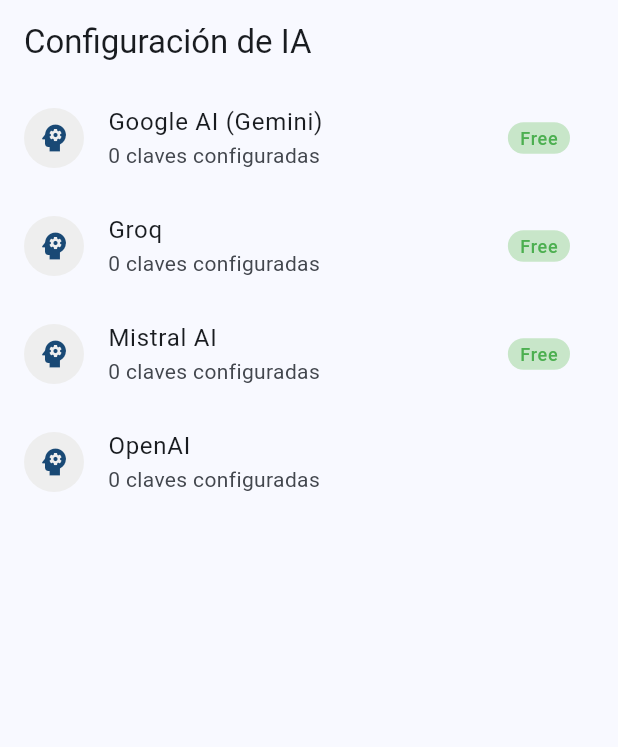
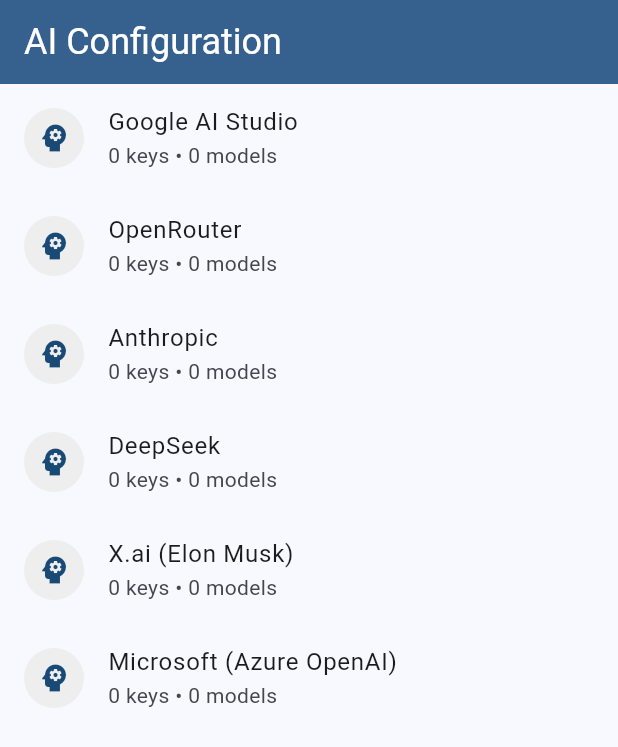
Before and after one commit to Rolandoepdw/flutter_ai_subscriptions, a Flutter app: the screen it shows after launch, on a phone screen of 412 x 824 dp. Shown: the top 747 px of the screen. Run offline on Flutter 3.47's test engine with Material 3 defaults, Android fonts, the phone set to English and light mode, and no system bars; our stand-ins replace equatable, flutter_bloc, flutter_secure_storage, get_it.

Commit message:
feat: Implement dynamic model discovery and provider definitions
- Replace hardcoded mock providers with a dynamic `DiscoveryService` for fetching models from Google, OpenRouter, Anthropic, and OpenAI-compatible APIs.
- Add persistence for discovered models and context token metadata using `SecureStorageService`.
- Update `AIConfigCubit` to handle model discovery states, background refreshing, and user feedback messages.
- Enhance UI with progress indicators for discovery, model refresh actions, and improved metadata display.
- Register `DiscoveryService` in the service locator and add `http` dependency for network requests.

```diff
--- a/lib/core/injection/service_locator.dart
+++ b/lib/core/injection/service_locator.dart
@@ -1,6 +1,7 @@
 import 'package:get_it/get_it.dart';
 import '../../features/ai_config/cubit/ai_config_cubit.dart';
 import '../../features/ai_config/services/ai_config_manager.dart';
+import '../../features/ai_config/services/discovery_service.dart';
 import '../../features/ai_config/services/secure_storage_service.dart';
 
 final GetIt sl = GetIt.instance;
@@ -8,9 +9,10 @@ final GetIt sl = GetIt.instance;
 Future<void> setupServiceLocator() async {
   // Services
   sl.registerLazySingleton(() => SecureStorageService());
+  sl.registerLazySingleton(() => DiscoveryService());
 
   // Managers
-  sl.registerLazySingleton(() => AIConfigManager(sl()));
+  sl.registerLazySingleton(() => AIConfigManager(sl(), sl()));
 
   // Cubits
   sl.registerFactory(() => AIConfigCubit(sl()));
--- a/lib/features/ai_config/cubit/ai_config_state.dart
+++ b/lib/features/ai_config/cubit/ai_config_state.dart
@@ -1,41 +1,50 @@
 import 'package:equatable/equatable.dart';
-import '../models/ai_provider.dart';
+import '../data/provider_definitions.dart';
+import '../models/ai_model.dart';
 import '../models/api_key_pool.dart';
 
-enum AIConfigStatus { initial, loading, ready, error }
+enum AIConfigStatus { initial, loading, discoveryInProgress, ready, error }
 
 class AIConfigState extends Equatable {
-  final List<AIProvider> providers;
+  final List<ProviderDefinition> providers;
   final String? selectedProviderId;
   final Map<String, String> selectedModelIds;
+  final Map<String, List<AIModel>> providerModels;
   final Map<String, APIKeyPool> keyPools;
   final AIConfigStatus status;
   final String? errorMessage;
+  final String? successMessage;
 
   const AIConfigState({
     this.providers = const [],
     this.selectedProviderId,
     this.selectedModelIds = const {},
+    this.providerModels = const {},
     this.keyPools = const {},
     this.status = AIConfigStatus.initial,
     this.errorMessage,
+    this.successMessage,
   });
 
   AIConfigState copyWith({
-    List<AIProvider>? providers,
+    List<ProviderDefinition>? providers,
     String? selectedProviderId,
     Map<String, String>? selectedModelIds,
+    Map<String, List<AIModel>>? providerModels,
     Map<String, APIKeyPool>? keyPools,
     AIConfigStatus? status,
     String? errorMessage,
+    String? successMessage,
   }) {
     return AIConfigState(
       providers: providers ?? this.providers,
       selectedProviderId: selectedProviderId ?? this.selectedProviderId,
       selectedModelIds: selectedModelIds ?? this.selectedModelIds,
+      providerModels: providerModels ?? this.providerModels,
       keyPools: keyPools ?? this.keyPools,
       status: status ?? this.status,
       errorMessage: errorMessage ?? this.errorMessage,
+      successMessage: successMessage ?? this.successMessage,
     );
   }
 
@@ -44,8 +53,10 @@ class AIConfigState extends Equatable {
         providers,
         selectedProviderId,
         selectedModelIds,
+        providerModels,
         keyPools,
         status,
         errorMessage,
+        successMessage,
       ];
 }
--- a/lib/features/ai_config/data/mock_providers.dart
+++ /dev/null
@@ -1,44 +0,0 @@
-import '../models/ai_model.dart';
-import '../models/ai_provider.dart';
-import '../models/ai_tier.dart';
-
-class MockProviders {
-  static const List<AIProvider> providers = [
-    AIProvider(
-      id: 'google',
-      name: 'Google AI (Gemini)',
-      iconPath: 'assets/icons/google.png',
-      models: [
-        AIModel(id: 'gemini-1.5-flash', name: 'Gemini 1.5 Flash', tier: AITier.free),
-        AIModel(id: 'gemini-1.5-pro', name: 'Gemini 1.5 Pro', tier: AITier.paid),
-      ],
-    ),
-    AIProvider(
-      id: 'groq',
-      name: 'Groq',
-      iconPath: 'assets/icons/groq.png',
-      models: [
-        AIModel(id: 'llama-3.1-70b-versatile', name: 'Llama 3.1 70B', tier: AITier.free),
-        AIModel(id: 'mixtral-8x7b-32768', name: 'Mixtral 8x7B', tier: AITier.free),
-      ],
-    ),
-    AIProvider(
-      id: 'mistral',
-      name: 'Mistral AI',
-      iconPath: 'assets/icons/mistral.png',
-      models: [
-        AIModel(id: 'mistral-tiny', name: 'Mistral Tiny', tier: AITier.free),
-        AIModel(id: 'mistral-large-latest', name: 'Mistral Large', tier: AITier.paid),
-      ],
-    ),
-    AIProvider(
-      id: 'openai',
-      name: 'OpenAI',
-      iconPath: 'assets/icons/openai.png',
-      models: [
-        AIModel(id: 'gpt-4o-mini', name: 'GPT-4o Mini', tier: AITier.paid),
-        AIModel(id: 'gpt-4o', name: 'GPT-4o', tier: AITier.paid),
-      ],
-    ),
-  ];
-}
--- /dev/null
+++ b/lib/features/ai_config/data/provider_definitions.dart
@@ -0,0 +1,70 @@
+class ProviderDefinition {
+  final String id;
+  final String name;
+  final String baseUrl;
+  final String discoveryEndpoint;
+  final String iconPath;
+  final bool requiresKeyForDiscovery;
+
+  const ProviderDefinition({
+    required this.id,
+    required this.name,
+    required this.baseUrl,
+    required this.discoveryEndpoint,
+    required this.iconPath,
+    this.requiresKeyForDiscovery = true,
+  });
+}
+
+class ProviderDefinitions {
+  static const List<ProviderDefinition> definitions = [
+    ProviderDefinition(
+      id: 'google',
+      name: 'Google AI Studio',
+      baseUrl: 'https://generativelanguage.googleapis.com',
+      discoveryEndpoint: '/v1beta/models',
+      iconPath: 'assets/icons/google.png',
+      requiresKeyForDiscovery: true,
+    ),
+    ProviderDefinition(
+      id: 'openrouter',
+      name: 'OpenRouter',
+      baseUrl: 'https://openrouter.ai',
+      discoveryEndpoint: '/api/v1/models',
+      iconPath: 'assets/icons/openrouter.png',
+      requiresKeyForDiscovery: false,
+    ),
+    ProviderDefinition(
+      id: 'anthropic',
+      name: 'Anthropic',
+      baseUrl: 'https://api.anthropic.com',
+      discoveryEndpoint: '/v1/models',
+      iconPath: 'assets/icons/anthropic.png',
+      requiresKeyForDiscovery: true,
+    ),
+    ProviderDefinition(
+      id: 'deepseek',
+      name: 'DeepSeek',
+      baseUrl: 'https://api.deepseek.com',
+      discoveryEndpoint: '/models',
+      iconPath: 'assets/icons/deepseek.png',
+      requiresKeyForDiscovery: true,
+    ),
+    ProviderDefinition(
+      id: 'xai',
+      name: 'X.ai (Elon Musk)',
+      baseUrl: 'https://api.x.ai',
+      discoveryEndpoint: '/v1/models',
+      iconPath: 'assets/icons/xai.png',
+      requiresKeyForDiscovery: true,
+    ),
+    ProviderDefinition(
+      id: 'microsoft',
+      name: 'Microsoft (Azure OpenAI)',
+      baseUrl: '', // Varies by deployment
+      discoveryEndpoint: '',
+      iconPath: 'assets/icons/microsoft.png',
+      requiresKeyForDiscovery: true,
+    ),
+  ];
+}
--- a/lib/features/ai_config/services/ai_config_manager.dart
+++ b/lib/features/ai_config/services/ai_config_manager.dart
@@ -1,18 +1,22 @@
-import '../data/mock_providers.dart';
+import 'dart:developer' as developer;
+import '../data/provider_definitions.dart';
 import '../models/ai_active_credentials.dart';
-import '../models/ai_provider.dart';
+import '../models/ai_model.dart';
 import '../models/api_key.dart';
 import '../models/api_key_pool.dart';
+import 'discovery_service.dart';
 import 'secure_storage_service.dart';
 
 class AIConfigManager {
   final SecureStorageService _storage;
+  final DiscoveryService _discovery;
 
   String? _selectedProviderId;
   final Map<String, String> _selectedModelIds = {};
   final Map<String, APIKeyPool> _pools = {};
+  final Map<String, List<AIModel>> _cachedModels = {};
 
-  AIConfigManager(this._storage);
+  AIConfigManager(this._storage, this._discovery);
 
   String? get selectedProviderId => _selectedProviderId;
 
@@ -20,23 +24,29 @@ class AIConfigManager {
 
   APIKeyPool? getPool(String providerId) => _pools[providerId];
 
+  List<AIModel> getModels(String providerId) => _cachedModels[providerId] ?? [];
+
   Future<void> init() async {
+    developer.log('Initializing AIConfigManager...', name: 'AIConfigManager');
     _selectedProviderId = await _storage.loadSelectedProvider();
 
-    for (final provider in MockProviders.providers) {
-      final pool = await _storage.loadKeyPool(provider.id);
+    for (final def in ProviderDefinitions.definitions) {
+      final pool = await _storage.loadKeyPool(def.id);
       if (pool != null) {
-        _pools[provider.id] = pool;
+        _pools[def.id] = pool;
       }
 
-      final modelId = await _storage.loadSelectedModel(provider.id);
+      final models = await _storage.loadModels(def.id);
+      if (models.isNotEmpty) {
+        _cachedModels[def.id] = models;
+      }
+
+      final modelId = await _storage.loadSelectedModel(def.id);
       if (modelId != null) {
-        _selectedModelIds[provider.id] = modelId;
-      } else {
-        // Default to first model if none saved
-        _selectedModelIds[provider.id] = provider.models.first.id;
+        _selectedModelIds[def.id] = modelId;
       }
     }
+    developer.log('Initialization complete. Active Provider: $_selectedProviderId', name: 'AIConfigManager');
   }
 
   AIActiveCredentials? getActiveCredentials() {
@@ -64,13 +74,13 @@ class AIConfigManager {
     final pool = _pools[providerId];
     if (pool == null) return;
 
+    developer.log('Reporting key exhausted for provider: $providerId', name: 'AIConfigManager');
+
     final currentKeys = List<APIKey>.from(pool.keys);
     if (pool.activeIndex >= 0 && pool.activeIndex < currentKeys.length) {
-      // Mark current key as exhausted
       currentKeys[pool.activeIndex] = currentKeys[pool.activeIndex].copyWith(isExhausted: true);
     }
 
-    // Try to find next non-exhausted key
     int nextIndex = -1;
     for (int i = 0; i < currentKeys.length; i++) {
       int checkIndex = (pool.activeIndex + 1 + i) % currentKeys.length;
@@ -82,16 +92,16 @@ class AIConfigManager {
 
     final updatedPool = pool.copyWith(
       keys: currentKeys,
-      activeIndex: nextIndex != -1 ? nextIndex : 0, // Fallback to 0 if all exhausted
+      activeIndex: nextIndex != -1 ? nextIndex : 0,
     );
 
     _pools[providerId] = updatedPool;
     await _storage.saveKeyPool(updatedPool);
-
-    // TODO: Notify Cubit here in Phase 3
+    developer.log('Key rotated. New index: ${updatedPool.activeIndex}', name: 'AIConfigManager');
   }
 
   Future<void> addKey(String providerId, String keyValue) async {
+    developer.log('Adding key to provider: $providerId', name: 'AIConfigManager');
     final pool = _pools[providerId] ?? APIKeyPool(providerId: providerId, keys: []);
 
     final newKey = APIKey(
@@ -104,14 +114,54 @@ class AIConfigManager {
 
     _pools[providerId] = updatedPool;
     await _storage.saveKeyPool(updatedPool);
+    developer.log('Key saved successfully.', name: 'AIConfigManager');
+
+    // After adding a key, try to refresh models
+    await refreshModels(providerId);
+  }
+
+  Future<void> refreshModels(String providerId) async {
+    developer.log('Refreshing models for provider: $providerId', name: 'AIConfigManager');
+    final definition = ProviderDefinitions.definitions.firstWhere((d) => d.id == providerId);
+    final pool = _pools[providerId];
+    final apiKey = pool?.activeKey?.value;
+
+    if (definition.requiresKeyForDiscovery && apiKey == null) {
+      developer.log('Refresh aborted: Provider $providerId requires an API Key for discovery.', name: 'AIConfigManager');
+      return;
+    }
+
+    try {
+      final models = await _discovery.fetchModels(definition, apiKey);
+      if (models.isNotEmpty) {
+        developer.log('Successfully discovered ${models.length} models for $providerId', name: 'AIConfigManager');
+        _cachedModels[providerId] = models;
+        await _storage.saveModels(providerId, models);
+
+        if (_selectedModelIds[providerId] == null) {
+          await selectModel(providerId, models.first.id);
+        }
+      } else {
+        developer.log('Discovery completed but no models were found for $providerId', name: 'AIConfigManager');
+      }
+    } catch (e, stack) {
+      developer.log('Error refreshing models for $providerId: $e', name: 'AIConfigManager', error: e, stackTrace: stack);
+      rethrow;
+    }
   }
 
   Future<void> selectProvider(String providerId) async {
+    developer.log('Selecting provider: $providerId', name: 'AIConfigManager');
     _selectedProviderId = providerId;
     await _storage.saveSelectedProvider(providerId);
+
+    if ((_cachedModels[providerId] ?? []).isEmpty) {
+      await refreshModels(providerId);
+    }
   }
 
   Future<void> selectModel(String providerId, String modelId) async {
+    developer.log('Selecting model: $modelId for provider: $providerId', name: 'AIConfigManager');
     _selectedModelIds[providerId] = modelId;
     await _storage.saveSelectedModel(providerId, modelId);
   }
--- a/lib/features/ai_config/services/secure_storage_service.dart
+++ b/lib/features/ai_config/services/secure_storage_service.dart
@@ -1,5 +1,6 @@
 import 'dart:convert';
 import 'package:flutter_secure_storage/flutter_secure_storage.dart';
+import '../models/ai_model.dart';
 import '../models/api_key_pool.dart';
 
 class SecureStorageService {
@@ -8,6 +9,24 @@ class SecureStorageService {
   static const String _keyPrefix = 'ai_pool_';
   static const String _selectedProviderKey = 'active_provider_id';
   static const String _selectedModelPrefix = 'active_model_';
+
+  static const String _modelsPrefix = 'ai_models_';
+
+  Future<void> saveModels(String providerId, List<AIModel> models) async {
+    final List<Map<String, dynamic>> jsonList = models.map((m) => m.toJson()).toList();
+    await _storage.write(key: '$_modelsPrefix$providerId', value: jsonEncode(jsonList));
+  }
+
+  Future<List<AIModel>> loadModels(String providerId) async {
+    final String? jsonString = await _storage.read(key: '$_modelsPrefix$providerId');
+    if (jsonString == null) return [];
+    try {
+      final List jsonList = jsonDecode(jsonString);
+      return jsonList.map((m) => AIModel.fromJson(m)).toList();
+    } catch (e) {
+      return [];
+    }
+  }
 
   Future<void> saveKeyPool(APIKeyPool pool) async {
     final String jsonString = jsonEncode(pool.toJson());
--- a/lib/features/ai_config/ui/provider_list_screen.dart
+++ b/lib/features/ai_config/ui/provider_list_screen.dart
@@ -11,7 +11,9 @@ class ProviderListScreen extends StatelessWidget {
   Widget build(BuildContext context) {
     return Scaffold(
       appBar: AppBar(
-        title: const Text('Configuración de IA'),
+        backgroundColor: Theme.of(context).primaryColor,
+        titleTextStyle: const TextStyle(color: Colors.white, fontSize: 24),
+        title: const Text('AI Configuration'),
       ),
       body: BlocBuilder<AIConfigCubit, AIConfigState>(
         builder: (context, state) {
@@ -30,36 +32,16 @@ class ProviderListScreen extends StatelessWidget {
               final isSelected = state.selectedProviderId == provider.id;
               final pool = state.keyPools[provider.id];
               final keyCount = pool?.keys.length ?? 0;
+              final models = state.providerModels[provider.id] ?? [];
 
               return ListTile(
                 leading: CircleAvatar(
                   backgroundColor: Colors.grey[200],
-                  child: provider.iconPath.endsWith('.png')
-                      ? const Icon(Icons.psychology) // Fallback for icons not in assets yet
-                      : Text(provider.name[0]),
+                  child: const Icon(Icons.psychology),
                 ),
                 title: Text(provider.name),
-                subtitle: Text('$keyCount claves configuradas'),
-                trailing: Row(
-                  mainAxisSize: MainAxisSize.min,
-                  children: [
-                    if (provider.hasFreeModels)
-                      Container(
-                        padding: const EdgeInsets.symmetric(horizontal: 8, vertical: 2),
-                        decoration: BoxDecoration(
-                          color: Colors.green[100],
-                          borderRadius: BorderRadius.circular(12),
-                        ),
-                        child: const Text(
-                          'Free',
-                          style: TextStyle(color: Colors.green, fontSize: 12),
-                        ),
-                      ),
-                    const SizedBox(width: 8),
-                    if (isSelected)
-                      const Icon(Icons.check_circle, color: Colors.blue),
-                  ],
-                ),
+                subtitle: Text('$keyCount keys • ${models.length} models'),
+                trailing: isSelected ? const Icon(Icons.check_circle, color: Colors.blue) : null,
                 onTap: () {
                   Navigator.push(
                     context,
--- a/lib/main.dart
+++ b/lib/main.dart
@@ -18,6 +18,7 @@ class MyApp extends StatelessWidget {
     return BlocProvider(
       create: (context) => sl<AIConfigCubit>()..loadConfig(),
       child: MaterialApp(
+        debugShowCheckedModeBanner: false,
         title: 'AI Subscriptions',
         theme: ThemeData(
           colorScheme: ColorScheme.fromSeed(seedColor: Colors.blue),
--- a/pubspec.yaml
+++ b/pubspec.yaml
@@ -46,6 +46,9 @@ dependencies:
 
   # Model comparison
   equatable: ^2.1.0
+
+  # Network requests
+  http: ^1.6.0
 
 dev_dependencies:
   flutter_test:
```
Also changed, not shown: lib/features/ai_config/cubit/ai_config_cubit.dart (+54 -23 lines), lib/features/ai_config/models/ai_model.dart (+21 -1 lines), lib/features/ai_config/services/discovery_service.dart (added, +220 -0 lines), lib/features/ai_config/ui/provider_detail_screen.dart (+96 -23 lines), pubspec.lock.
